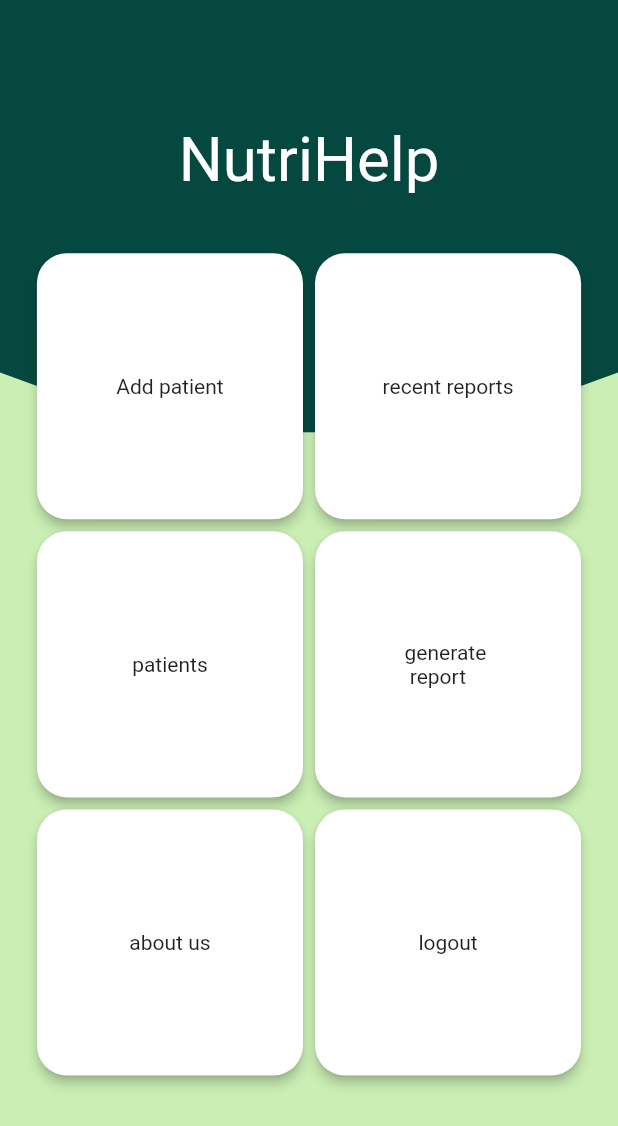
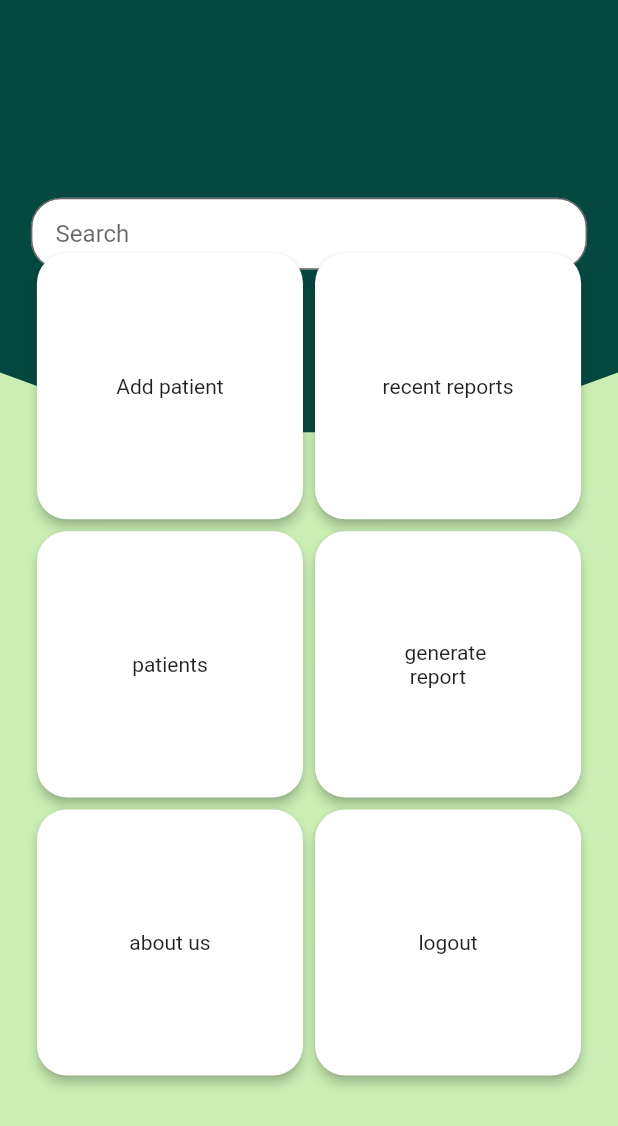
Before and after one commit to Dragsters/Nutrihelp, a Flutter app: the screen it shows after launch, on a phone screen of 412 x 824 dp. Shown: the top 1126 px of the screen. Run offline on Flutter 3.47's test engine with Material 2 defaults, Android fonts, the phone set to English and light mode, and no system bars; our stand-ins replace flutter_custom_clippers, google_fonts; Roboto replaces fonts that are missing (Redressed).

Commit message:
dashboard updates | search field added

```diff
--- a/client/lib/dashboardScreen.dart
+++ b/client/lib/dashboardScreen.dart
@@ -18,6 +18,7 @@ class DashBoardScreen extends StatelessWidget {
     double deviceWidth = MediaQuery.of(context).size.width;
     double deviceHeight = MediaQuery.of(context).size.height;
     return Scaffold(
+      resizeToAvoidBottomInset: false,
       backgroundColor: Color(0xffcaeeb4),
       body: Stack(
         alignment: AlignmentDirectional.topCenter,
@@ -30,11 +31,30 @@ class DashBoardScreen extends StatelessWidget {
                 color: Color(0xff05483f),
               )),
           Positioned(
-              top: deviceHeight * 0.1,
-              child: Text('NutriHelp',
-                  style: GoogleFonts.redressed(
-                      textStyle: TextStyle(
-                          color: Colors.white, fontSize: deviceWidth * 0.1)))),
+            top: deviceHeight * 0.16,
+            child: Container(
+                width: deviceWidth * 0.9,
+                child: TextField(
+                  decoration: InputDecoration(
+                    focusColor: Colors.white,
+                    hoverColor: Colors.white,
+                    hintText: 'Search',
+                    border: OutlineInputBorder(
+                        borderRadius: BorderRadius.circular(20)),
+                    filled: true,
+                    fillColor: Colors.white,
+                    contentPadding: EdgeInsets.only(
+                      left: deviceWidth * 0.04,
+                    ),
+                  ),
+                )),
+          ),
+          // Positioned(
+          //     top: deviceHeight * 0.09,
+          //     child: Text('NutriHelp',
+          //         style: GoogleFonts.redressed(
+          //             textStyle: TextStyle(
+          //                 color: Colors.white, fontSize: deviceWidth * 0.1)))),
           Column(
             children: [
               SizedBox(
```
